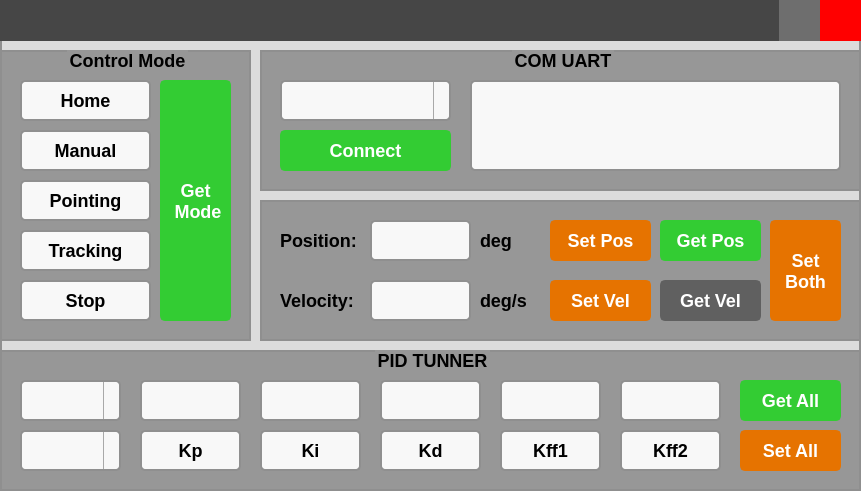
First picture: the form in GimbalSoftware/mainwindow.ui, repository trunghieu96nt/GimbalSoftware, before the edit.
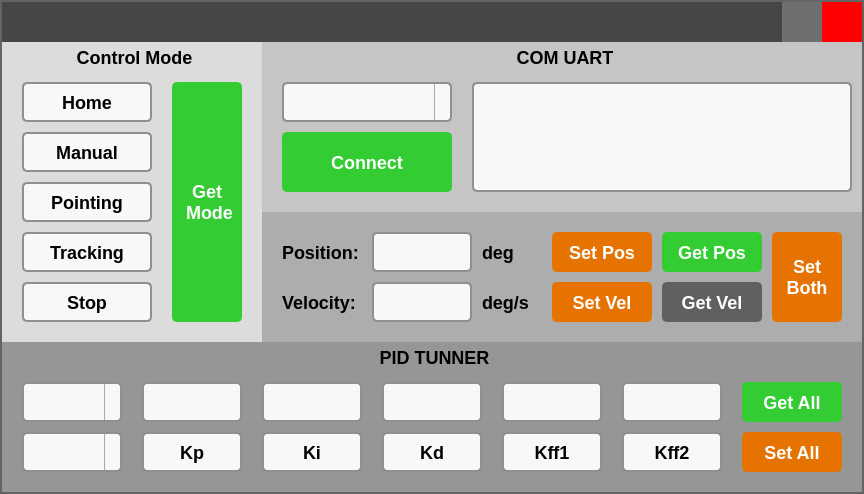
Second picture: the form after the edit. Icons and pictures are not drawn. Custom widgets are drawn as their Qt base class.

Diff of the .ui file:
```diff
--- a/GimbalSoftware/mainwindow.ui
+++ b/GimbalSoftware/mainwindow.ui
@@ -6,15 +6,14 @@
    <rect>
     <x>0</x>
     <y>0</y>
-    <width>861</width>
-    <height>491</height>
+    <width>864</width>
+    <height>494</height>
    </rect>
   </property>
   <property name="styleSheet">
    <string notr="true">QMainWindow
 {
-	background-color: rgb(220, 220, 220);
-	border: 2px solid #8f8f8f;
+	border: 2px solid  rgb(100, 100, 100);
 }
 
 #draggableTitleBar
@@ -27,12 +26,11 @@
 QGroupBox
 {
 	font: bold 18px;
-	background: rgba(0, 0, 0, 80);
 	border-radius: 0px;
-	border: 2px solid #8f8f8f;
 }
 QGroupBox::title
 {
+	padding-top: 5px;
 	subcontrol-position: top center;
 }
 
@@ -125,14 +123,17 @@
    <widget class="QGroupBox" name="grpControlMode">
     <property name="geometry">
      <rect>
-      <x>0</x>
-      <y>50</y>
-      <width>251</width>
-      <height>291</height>
+      <x>2</x>
+      <y>42</y>
+      <width>260</width>
+      <height>300</height>
      </rect>
     </property>
     <property name="styleSheet">
-     <string notr="true"/>
+     <string notr="true">QGroupBox
+{
+	background: rgba(0, 0, 0, 20);
+}</string>
     </property>
     <property name="title">
      <string>Control Mode</string>
@@ -141,9 +142,9 @@
      <property name="geometry">
       <rect>
        <x>20</x>
-       <y>30</y>
-       <width>131</width>
-       <height>41</height>
+       <y>40</y>
+       <width>130</width>
+       <height>40</height>
       </rect>
      </property>
      <property name="text">
@@ -157,9 +158,9 @@
      <property name="geometry">
       <rect>
        <x>20</x>
-       <y>130</y>
-       <width>131</width>
-       <height>41</height>
+       <y>140</y>
+       <width>130</width>
+       <height>40</height>
       </rect>
      </property>
      <property name="text">
@@ -176,9 +177,9 @@
      <property name="geometry">
       <rect>
        <x>20</x>
-       <y>180</y>
-       <width>131</width>
-       <height>41</height>
+       <y>190</y>
+       <width>130</width>
+       <height>40</height>
       </rect>
      </property>
      <property name="text">
@@ -195,9 +196,9 @@
      <property name="geometry">
       <rect>
        <x>20</x>
-       <y>80</y>
-       <width>131</width>
-       <height>41</height>
+       <y>90</y>
+       <width>130</width>
+       <height>40</height>
       </rect>
      </property>
      <property name="text">
@@ -214,9 +215,9 @@
      <property name="geometry">
       <rect>
        <x>20</x>
-       <y>230</y>
-       <width>131</width>
-       <height>41</height>
+       <y>240</y>
+       <width>130</width>
+       <height>40</height>
       </rect>
      </property>
      <property name="text">
@@ -229,10 +230,10 @@
     <widget class="QPushButton" name="btnGetMode">
      <property name="geometry">
       <rect>
-       <x>160</x>
-       <y>30</y>
-       <width>71</width>
-       <height>241</height>
+       <x>170</x>
+       <y>40</y>
+       <width>70</width>
+       <height>240</height>
       </rect>
      </property>
      <property name="styleSheet">
@@ -267,12 +268,18 @@
    <widget class="QGroupBox" name="grpPosVel">
     <property name="geometry">
      <rect>
-      <x>260</x>
-      <y>200</y>
-      <width>601</width>
-      <height>141</height>
+      <x>262</x>
+      <y>212</y>
+      <width>600</width>
+      <height>130</height>
      </rect>
     </property>
+    <property name="styleSheet">
+     <string notr="true">QGroupBox
+{
+	background: rgba(0, 0, 0, 70);
+}</string>
+    </property>
     <property name="title">
      <string/>
     </property>
@@ -281,8 +288,8 @@
       <rect>
        <x>110</x>
        <y>20</y>
-       <width>101</width>
-       <height>41</height>
+       <width>100</width>
+       <height>40</height>
       </rect>
      </property>
     </widget>
@@ -290,9 +297,9 @@
      <property name="geometry">
       <rect>
        <x>110</x>
-       <y>80</y>
-       <width>101</width>
-       <height>41</height>
+       <y>70</y>
+       <width>100</width>
+       <height>40</height>
       </rect>
      </property>
     </widget>
@@ -301,8 +308,8 @@
       <rect>
        <x>400</x>
        <y>20</y>
-       <width>101</width>
-       <height>41</height>
+       <width>100</width>
+       <height>40</height>
       </rect>
      </property>
      <property name="styleSheet">
@@ -331,8 +338,8 @@
       <rect>
        <x>290</x>
        <y>20</y>
-       <width>101</width>
-       <height>41</height>
+       <width>100</width>
+       <height>40</height>
       </rect>
      </property>
      <property name="styleSheet">
@@ -360,9 +367,9 @@
      <property name="geometry">
       <rect>
        <x>290</x>
-       <y>80</y>
-       <width>101</width>
-       <height>41</height>
+       <y>70</y>
+       <width>100</width>
+       <height>40</height>
       </rect>
      </property>
      <property name="styleSheet">
@@ -391,8 +398,8 @@
       <rect>
        <x>220</x>
        <y>20</y>
-       <width>61</width>
-       <height>41</height>
+       <width>60</width>
+       <height>40</height>
       </rect>
      </property>
      <property name="text">
@@ -403,9 +410,9 @@
      <property name="geometry">
       <rect>
        <x>220</x>
-       <y>80</y>
-       <width>61</width>
-       <height>41</height>
+       <y>70</y>
+       <width>60</width>
+       <height>40</height>
       </rect>
      </property>
      <property name="text">
@@ -417,8 +424,8 @@
       <rect>
        <x>20</x>
        <y>20</y>
-       <width>91</width>
-       <height>41</height>
+       <width>90</width>
+       <height>40</height>
       </rect>
      </property>
      <property name="text">
@@ -429,9 +436,9 @@
      <property name="geometry">
       <rect>
        <x>20</x>
-       <y>80</y>
-       <width>91</width>
-       <height>41</height>
+       <y>70</y>
+       <width>90</width>
+       <height>40</height>
       </rect>
      </property>
      <property name="text">
@@ -445,9 +452,9 @@
      <property name="geometry">
       <rect>
        <x>400</x>
-       <y>80</y>
-       <width>101</width>
-       <height>41</height>
+       <y>70</y>
+       <width>100</width>
+       <height>40</height>
       </rect>
      </property>
      <property name="styleSheet">
@@ -481,8 +488,8 @@
       <rect>
        <x>510</x>
        <y>20</y>
-       <width>71</width>
-       <height>101</height>
+       <width>70</width>
+       <height>90</height>
       </rect>
      </property>
      <property name="styleSheet">
@@ -511,12 +518,18 @@
    <widget class="QGroupBox" name="grp_PIDTunner">
     <property name="geometry">
      <rect>
-      <x>0</x>
-      <y>350</y>
-      <width>861</width>
-      <height>141</height>
+      <x>2</x>
+      <y>342</y>
+      <width>860</width>
+      <height>150</height>
      </rect>
     </property>
+    <property name="styleSheet">
+     <string notr="true">QGroupBox
+{
+	background: rgba(0, 0, 0, 95);
+}</string>
+    </property>
     <property name="title">
      <string>PID TUNNER</string>
     </property>
@@ -524,9 +537,9 @@
      <property name="geometry">
       <rect>
        <x>500</x>
-       <y>30</y>
-       <width>101</width>
-       <height>41</height>
+       <y>40</y>
+       <width>100</width>
+       <height>40</height>
       </rect>
      </property>
     </widget>
@@ -534,9 +547,9 @@
      <property name="geometry">
       <rect>
        <x>260</x>
-       <y>80</y>
-       <width>101</width>
-       <height>41</height>
+       <y>90</y>
+       <width>100</width>
+       <height>40</height>
       </rect>
      </property>
      <property name="text">
@@ -547,9 +560,9 @@
      <property name="geometry">
       <rect>
        <x>380</x>
-       <y>80</y>
-       <width>101</width>
-       <height>41</height>
+       <y>90</y>
+       <width>100</width>
+       <height>40</height>
       </rect>
      </property>
      <property name="text">
@@ -560,9 +573,9 @@
      <property name="geometry">
       <rect>
        <x>140</x>
-       <y>80</y>
-       <width>101</width>
-       <height>41</height>
+       <y>90</y>
+       <width>100</width>
+       <height>40</height>
       </rect>
      </property>
      <property name="text">
@@ -573,9 +586,9 @@
      <property name="geometry">
       <rect>
        <x>140</x>
-       <y>30</y>
-       <width>101</width>
-       <height>41</height>
+       <y>40</y>
+       <width>100</width>
+       <height>40</height>
       </rect>
      </property>
     </widget>
@@ -583,9 +596,9 @@
      <property name="geometry">
       <rect>
        <x>740</x>
-       <y>80</y>
-       <width>101</width>
-       <height>41</height>
+       <y>90</y>
+       <width>100</width>
+       <height>40</height>
       </rect>
      </property>
      <property name="styleSheet">
@@ -613,9 +626,9 @@
      <property name="geometry">
       <rect>
        <x>260</x>
-       <y>30</y>
-       <width>101</width>
-       <height>41</height>
+       <y>40</y>
+       <width>100</width>
+       <height>40</height>
       </rect>
      </property>
     </widget>
@@ -623,9 +636,9 @@
      <property name="geometry">
       <rect>
        <x>380</x>
-       <y>30</y>
-       <width>101</width>
-       <height>41</height>
+       <y>40</y>
+       <width>100</width>
+       <height>40</height>
       </rect>
      </property>
     </widget>
@@ -633,9 +646,9 @@
      <property name="geometry">
       <rect>
        <x>740</x>
-       <y>30</y>
-       <width>101</width>
-       <height>41</height>
+       <y>40</y>
+       <width>100</width>
+       <height>40</height>
       </rect>
      </property>
      <property name="styleSheet">
@@ -663,9 +676,9 @@
      <property name="geometry">
       <rect>
        <x>620</x>
-       <y>80</y>
-       <width>101</width>
-       <height>41</height>
+       <y>90</y>
+       <width>100</width>
+       <height>40</height>
       </rect>
      </property>
      <property name="text">
@@ -676,9 +689,9 @@
      <property name="geometry">
       <rect>
        <x>20</x>
-       <y>30</y>
-       <width>101</width>
-       <height>41</height>
+       <y>40</y>
+       <width>100</width>
+       <height>40</height>
       </rect>
      </property>
      <property name="currentText">
@@ -689,9 +702,9 @@
      <property name="geometry">
       <rect>
        <x>20</x>
-       <y>80</y>
-       <width>101</width>
-       <height>41</height>
+       <y>90</y>
+       <width>100</width>
+       <height>40</height>
       </rect>
      </property>
     </widget>
@@ -699,9 +712,9 @@
      <property name="geometry">
       <rect>
        <x>620</x>
-       <y>30</y>
-       <width>101</width>
-       <height>41</height>
+       <y>40</y>
+       <width>100</width>
+       <height>40</height>
       </rect>
      </property>
     </widget>
@@ -709,9 +722,9 @@
      <property name="geometry">
       <rect>
        <x>500</x>
-       <y>80</y>
-       <width>101</width>
-       <height>41</height>
+       <y>90</y>
+       <width>100</width>
+       <height>40</height>
       </rect>
      </property>
      <property name="text">
@@ -722,12 +735,18 @@
    <widget class="QGroupBox" name="grpComUart">
     <property name="geometry">
      <rect>
-      <x>260</x>
-      <y>50</y>
-      <width>601</width>
-      <height>141</height>
+      <x>262</x>
+      <y>42</y>
+      <width>600</width>
+      <height>170</height>
      </rect>
     </property>
+    <property name="styleSheet">
+     <string notr="true">QGroupBox
+{
+	background: rgba(0, 0, 0, 45);
+}</string>
+    </property>
     <property name="title">
      <string>COM UART</string>
     </property>
@@ -735,9 +754,9 @@
      <property name="geometry">
       <rect>
        <x>20</x>
-       <y>80</y>
-       <width>171</width>
-       <height>41</height>
+       <y>90</y>
+       <width>170</width>
+       <height>60</height>
       </rect>
      </property>
      <property name="styleSheet">
@@ -765,9 +784,9 @@
      <property name="geometry">
       <rect>
        <x>20</x>
-       <y>30</y>
-       <width>171</width>
-       <height>41</height>
+       <y>40</y>
+       <width>170</width>
+       <height>40</height>
       </rect>
      </property>
     </widget>
@@ -775,9 +794,9 @@
      <property name="geometry">
       <rect>
        <x>210</x>
-       <y>30</y>
-       <width>371</width>
-       <height>91</height>
+       <y>40</y>
+       <width>380</width>
+       <height>110</height>
       </rect>
      </property>
     </widget>
@@ -785,10 +804,10 @@
    <widget class="DraggableWidget" name="draggableTitleBar" native="true">
     <property name="geometry">
      <rect>
-      <x>0</x>
-      <y>0</y>
-      <width>779</width>
-      <height>41</height>
+      <x>2</x>
+      <y>2</y>
+      <width>780</width>
+      <height>40</height>
      </rect>
     </property>
     <property name="styleSheet">
@@ -805,10 +824,10 @@
      </property>
      <property name="geometry">
       <rect>
-       <x>10</x>
+       <x>0</x>
        <y>0</y>
-       <width>41</width>
-       <height>41</height>
+       <width>40</width>
+       <height>40</height>
       </rect>
      </property>
      <property name="styleSheet">
@@ -838,17 +857,17 @@
    <widget class="QPushButton" name="btnClose">
     <property name="geometry">
      <rect>
-      <x>820</x>
-      <y>0</y>
-      <width>41</width>
-      <height>41</height>
+      <x>822</x>
+      <y>2</y>
+      <width>40</width>
+      <height>40</height>
      </rect>
     </property>
     <property name="styleSheet">
      <string notr="true">QPushButton
 {
 	border-radius: 0px;
-	border: 1px solid #ff0000;
+	border: none;
 	background-color: #ff0000;
 }
 QPushButton:pressed
@@ -879,17 +898,17 @@
    <widget class="QPushButton" name="btnMinimize">
     <property name="geometry">
      <rect>
-      <x>779</x>
-      <y>0</y>
-      <width>41</width>
-      <height>41</height>
+      <x>782</x>
+      <y>2</y>
+      <width>40</width>
+      <height>40</height>
      </rect>
     </property>
     <property name="styleSheet">
      <string notr="true">QPushButton
 {
 	border-radius: 0px;
-	border: 1px solid #6e6e6e;
+	border: none;
 	background-color: #6e6e6e;
 }
 QPushButton:pressed
```
Left out of the diff: 4 changed lines with no effect on the pictures.
